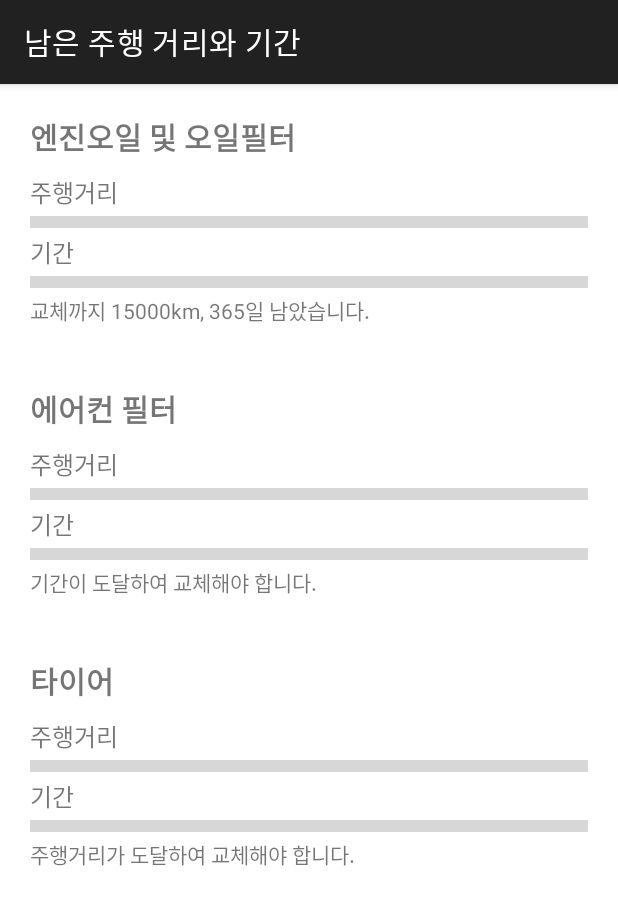
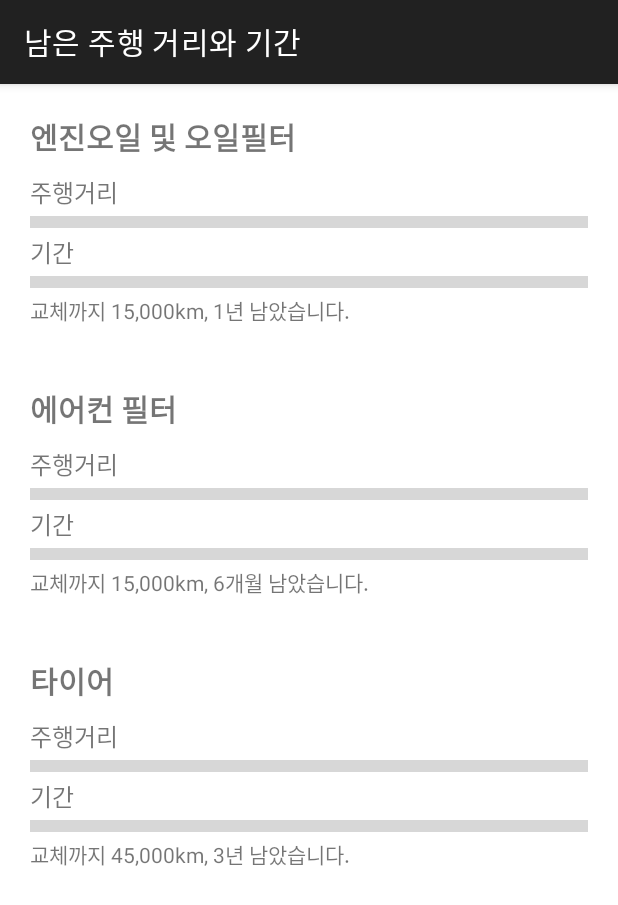
Before and after one commit to KangJiSseok/Mobility, an Android app: the AddInfoActivity screen opened directly, with no data from a screen before it, after a tap on "등록하기", on a phone screen of 412 x 824 dp. Shown: the top 905 px of the screen. Run offline under Robolectric (Android 15) with nearby library versions, the phone set to English and light mode, and no system bars; 2 statements that could not run were skipped.

Commit message:
에어컨 필터, 타이어 교체

```diff
--- a/app/src/main/java/com/example/mobility/AddInfoActivity.kt
+++ b/app/src/main/java/com/example/mobility/AddInfoActivity.kt
@@ -7,6 +7,7 @@ import android.content.Intent
 import android.os.Bundle
 import android.widget.DatePicker
 import android.widget.Toast
+import androidx.appcompat.app.AlertDialog
 import androidx.appcompat.app.AppCompatActivity
 import com.example.mobility.databinding.ActivityAddInfoBinding
 import org.w3c.dom.Text
@@ -41,15 +42,28 @@ class AddInfoActivity : AppCompatActivity() {
 
         // 등록하기 버튼 클릭 시 RepairInfoActivity 실행 및 정보 전달
         binding.submit.setOnClickListener {
+            val engOdo = binding.engOdo.text.toString()
+            val acOdo = binding.acOdo.text.toString()
+            val tireOdo = binding.tireOdo.text.toString()
+
+            // 입력 유효성 검사
+//            if (engOdo.isNullOrEmpty() || acOdo.isNullOrEmpty() || tireOdo.isNullOrEmpty()) {
+//                var loginfailalert = AlertDialog.Builder(this)
+//                loginfailalert.setMessage("모든 입력란을 채워 주세요.")
+//                loginfailalert.setPositiveButton("확인", null)
+//                loginfailalert.show()
+//                return@setOnClickListener
+//            }
+
             val intent = Intent(this, RepairInfoActivity::class.java)
 
             intent.putExtra("car", car)
             intent.putExtra("year", year)
             intent.putExtra("odo", odo)
 
-            intent.putExtra("eng-odo", binding.engOdo.text.toString())
-            intent.putExtra("ac-odo", binding.acOdo.text.toString())
-            intent.putExtra("tire-odo", binding.tireOdo.text.toString())
+            intent.putExtra("eng-odo", engOdo)
+            intent.putExtra("ac-odo", acOdo)
+            intent.putExtra("tire-odo", tireOdo)
 
             val engDate = "${binding.engDate.year}-${monthClear(binding.engDate.month)}" +
                     "-${dayClear(binding.engDate.dayOfMonth)}"
--- a/app/src/main/java/com/example/mobility/RepairInfoActivity.kt
+++ b/app/src/main/java/com/example/mobility/RepairInfoActivity.kt
@@ -27,34 +27,106 @@ class RepairInfoActivity : AppCompatActivity() {
         val engDate = intent.getStringExtra("eng-date").toString()
 
         // 엔진오일
-        val (erepairNeeded, ediffOdo, ediffDate) = calculate(odo, engOdo, engDate, 15000, 365)
+        val eOdoRepair = 15000
+        val eDateRapair = 365
+        val (eRepairNeeded, eDiffOdo, eDiffDate) = calculate(odo, engOdo, engDate, eOdoRepair, eDateRapair)
 
-        val engOdoRatio: Double = (ediffOdo.toString().toDouble() / 15000) * 100
-        val engDateRatio: Double = (ediffDate.toString().toDouble() / 365) * 100
+        val engOdoRatio: Double = (eDiffOdo.toString().toDouble() / eOdoRepair) * 100
+        val engDateRatio: Double = (eDiffDate.toString().toDouble() / eDateRapair) * 100
 
-        // 엔진오일
         binding.engOdoProgs.progress = engOdoRatio.toInt()
         binding.engDateProgs.progress = engDateRatio.toInt()
 
-        val isEngRepair = erepairNeeded.toString().toBoolean()
-        Log.d("ediffOdo", ediffOdo.toString())
+        val engStatus = eRepairNeeded.toString()
+        Log.d("ediffOdo", eDiffOdo.toString())
 
-        if (erepairNeeded.toString() == "false") {
-            binding.engText.text = "교체까지 ${15000 - ediffOdo.toString().toInt()}km, ${365 - ediffDate.toString().toInt()}일 남았습니다."
+        if (engStatus == "false") {
+            binding.engText.text = "교체까지 ${addCommasToNumber(eOdoRepair - eDiffOdo.toString().toInt())}km, " +
+                    "${formatDaysToYearsMonthsDays(eDateRapair - eDiffDate.toString().toInt())} 남았습니다."
         }
         else {
-            if (erepairNeeded.toString() == "odo") {
+            if (engStatus == "odo") {
                 binding.engOdoProgs.progress = 100
                 binding.engText.text = "주행거리가 도달하여 엔진오일을 교체해야 합니다."
             }
-            if (erepairNeeded.toString() == "date") {
+            if (engStatus == "date") {
                 binding.engDateProgs.progress = 100
                 binding.engText.text = "교체기간이 도달하여 엔진오일을 교체해야 합니다."
             }
-            if (erepairNeeded.toString() == "both") {
+            if (engStatus == "both") {
                 binding.engOdoProgs.progress = 100
                 binding.engDateProgs.progress = 100
                 binding.engText.text = "주행거리 및 교체기간이 모두 도달하여 엔진오일을 교체해야 합니다."
+            }
+        }
+
+        // 에어컨 필터
+        val acOdo = intent.getStringExtra("ac-odo").toString()
+        val acDate = intent.getStringExtra("ac-date").toString()
+        val acOdoRepair = 15000
+        val acDateRepair = 180
+        val (acRepairNeeded, acDiffOdo, acDiffDate) = calculate(odo, acOdo, acDate, acOdoRepair, acDateRepair)
+
+        val acOdoRatio: Double = (acDiffOdo.toString().toDouble() / acOdoRepair) * 100
+        val acDateRatio: Double = (acDiffDate.toString().toDouble() / acDateRepair) * 100
+
+        binding.acOdoProgs.progress = acOdoRatio.toInt()
+        binding.acDateProgs.progress = acDateRatio.toInt()
+
+        val acStatus = acRepairNeeded.toString()
+
+        if (acStatus == "false") {
+            binding.acText.text = "교체까지 ${addCommasToNumber(acOdoRepair - acDiffOdo.toString().toInt())}km, " +
+                    "${formatDaysToYearsMonthsDays(acDateRepair - acDiffDate.toString().toInt())} 남았습니다."
+        }
+        else {
+            if (acStatus == "odo") {
+                binding.acOdoProgs.progress = 100
+                binding.acText.text = "주행거리가 도달하여 에어컨 필터를 교체해야 합니다."
+            }
+            if (acStatus == "date") {
+                binding.acDateProgs.progress = 100
+                binding.acText.text = "교체기간이 도달하여 에어컨 필터를 교체해야 합니다."
+            }
+            if (acStatus == "both") {
+                binding.acOdoProgs.progress = 100
+                binding.acDateProgs.progress = 100
+                binding.acText.text = "주행거리 및 교체기간이 모두 도달하여 에어컨 필터를 교체해야 합니다."
+            }
+        }
+
+        // 타이어
+        val tireOdo = intent.getStringExtra("tire-odo").toString()
+        val tireDate = intent.getStringExtra("tire-date").toString()
+        val tireOdoRepair = 45000
+        val tireDateRepair = 1095 // 3년
+        val (tireRepairNeeded, tireDiffOdo, tireDiffDate) = calculate(odo, tireOdo, tireDate, tireOdoRepair, tireDateRepair)
+
+        val tireOdoRatio: Double = (tireDiffOdo.toString().toDouble() / tireOdoRepair) * 100
+        val tireDateRatio: Double = (tireDiffDate.toString().toDouble() / tireDateRepair) * 100
+
+        binding.tireOdoProgs.progress = tireOdoRatio.toInt()
+        binding.tireDateProgs.progress = tireDateRatio.toInt()
+
+        val tireStatus = tireRepairNeeded.toString()
+
+        if (tireStatus == "false") {
+            binding.tireText.text = "교체까지 ${addCommasToNumber(tireOdoRepair - tireDiffOdo.toString().toInt())}km, " +
+                    "${formatDaysToYearsMonthsDays(tireDateRepair - tireDiffDate.toString().toInt())} 남았습니다."
+        }
+        else {
+            if (tireStatus == "odo") {
+                binding.tireOdoProgs.progress = 100
+                binding.tireText.text = "주행거리가 도달하여 에어컨 필터를 교체해야 합니다."
+            }
+            if (tireStatus == "date") {
+                binding.tireDateProgs.progress = 100
+                binding.tireText.text = "교체기간이 도달하여 에어컨 필터를 교체해야 합니다."
+            }
+            if (tireStatus == "both") {
+                binding.tireOdoProgs.progress = 100
+                binding.tireDateProgs.progress = 100
+                binding.tireText.text = "주행거리 및 교체기간이 모두 도달하여 에어컨 필터를 교체해야 합니다."
             }
         }
     }
@@ -93,4 +165,31 @@ class RepairInfoActivity : AppCompatActivity() {
         return arrayOf("false", diffOdo, diffDate)
     }
 
+    fun daysToYearMonthDay(days: Int): Triple<Int, Int, Int> {
+        val years = days / 365
+        val remainingDaysAfterYears = days % 365
+
+        val months = remainingDaysAfterYears / 30
+        val remainingDaysAfterMonths = remainingDaysAfterYears % 30
+
+        return Triple(years, months, remainingDaysAfterMonths)
+    }
+
+    fun formatDaysToYearsMonthsDays(days: Int): String {
+        val (years, months, remainingDays) = daysToYearMonthDay(days)
+
+        val formattedString = buildString {
+            if (years > 0) append("${years}년 ")
+            if (months > 0) append("${months}개월 ")
+            if (remainingDays > 0) append("${remainingDays}일")
+        }
+
+        return formattedString.trim()
+    }
+
+    fun addCommasToNumber(number: Int): String {
+        val formattedString = "%,d".format(number)
+        return formattedString
+    }
+
 }
--- a/app/src/main/res/layout/activity_repair_info.xml
+++ b/app/src/main/res/layout/activity_repair_info.xml
@@ -69,7 +69,8 @@
             android:layout_width="match_parent"
             android:layout_height="wrap_content"
             style="?android:attr/progressBarStyleHorizontal"
-            android:scaleY="2"/>
+            android:scaleY="2"
+            android:id="@+id/acOdoProgs"/>
         <TextView
             android:layout_width="wrap_content"
             android:layout_height="wrap_content"
@@ -79,7 +80,8 @@
             android:layout_width="match_parent"
             android:layout_height="wrap_content"
             style="?android:attr/progressBarStyleHorizontal"
-            android:scaleY="2"/>
+            android:scaleY="2"
+            android:id="@+id/acDateProgs"/>
 
         <TextView
             android:layout_width="match_parent"
@@ -109,7 +111,8 @@
             android:layout_width="match_parent"
             android:layout_height="wrap_content"
             style="?android:attr/progressBarStyleHorizontal"
-            android:scaleY="2"/>
+            android:scaleY="2"
+            android:id="@+id/tireOdoProgs"/>
         <TextView
             android:layout_width="wrap_content"
             android:layout_height="wrap_content"
@@ -119,7 +122,8 @@
             android:layout_width="match_parent"
             android:layout_height="wrap_content"
             style="?android:attr/progressBarStyleHorizontal"
-            android:scaleY="2"/>
+            android:scaleY="2"
+            android:id="@+id/tireDateProgs"/>
 
         <TextView
             android:layout_width="match_parent"
```
